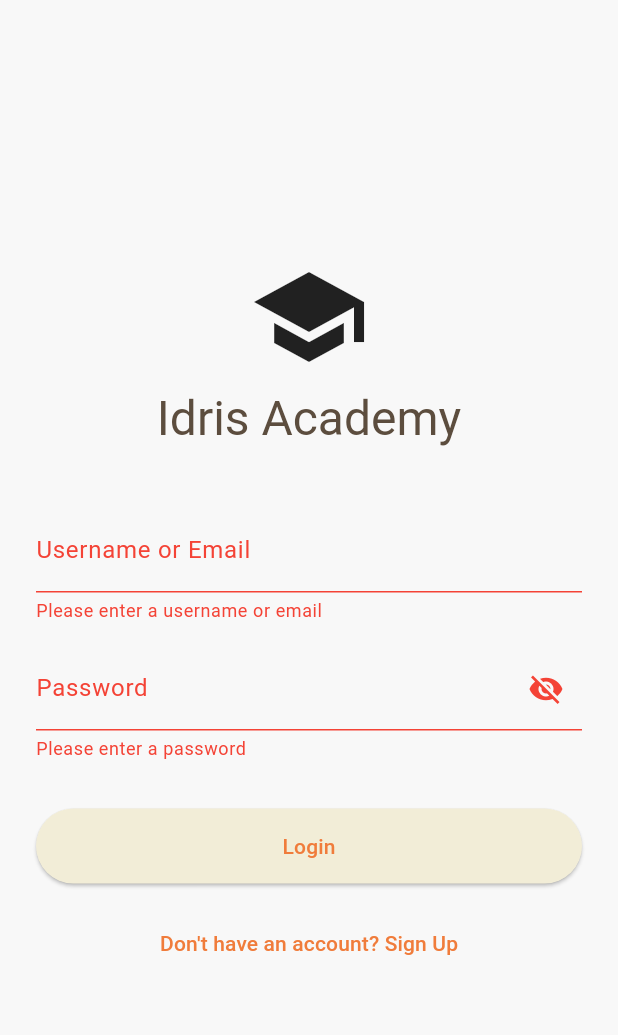
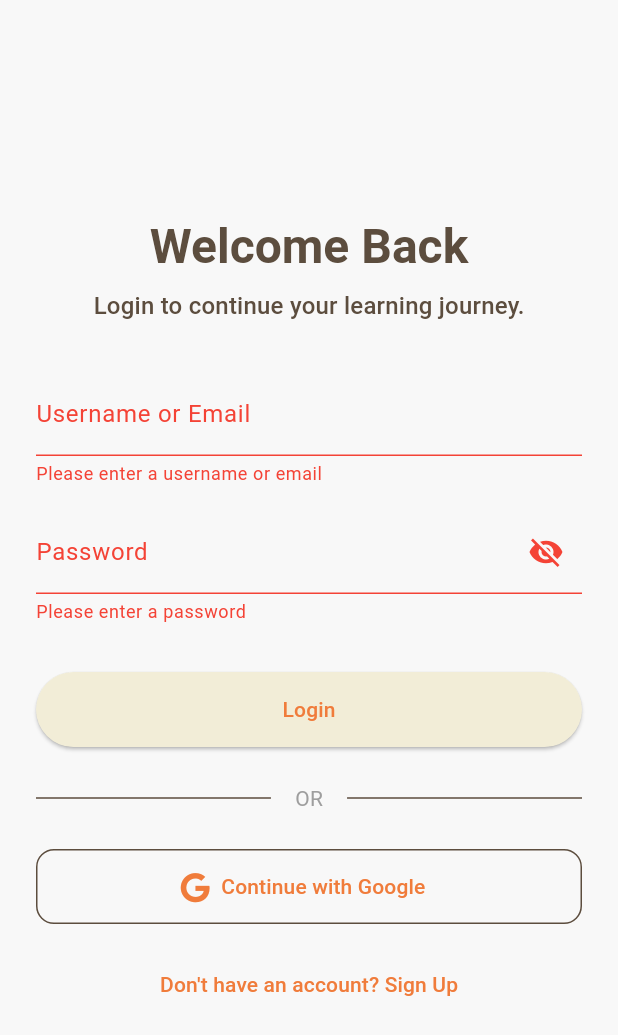
Before and after one commit to Daveralphy/idris_academy, a Flutter app: the screen it shows after launch, after a tap on "Login", on a phone screen of 412 x 824 dp. Shown: the top 1035 px of the screen. Run offline on Flutter 3.47's test engine with Material 3 defaults, Android fonts, the phone set to English and light mode, and no system bars; our stand-ins replace connectivity_plus, font_awesome_flutter, image_picker, intl_phone_field, permission_handler, shared_preferences and 2 more; missing offline and left inert: flutter_quill, flutter_quill_extensions; accounts and stored records are empty.

Commit message:
New commit

```diff
--- a/lib/login_page.dart
+++ b/lib/login_page.dart
@@ -1,4 +1,6 @@
+import 'dart:io';
 import 'package:flutter/material.dart';
+import 'package:font_awesome_flutter/font_awesome_flutter.dart';
 import 'package:idris_academy/services/user_service.dart';
 import 'package:idris_academy/signup_page.dart';
 import 'package:provider/provider.dart';
@@ -48,6 +50,22 @@ class _LoginPageState extends State<LoginPage> {
     }
   }
 
+  // Placeholder for Google Sign-In logic
+  Future<void> _handleGoogleSignIn() async {
+    // TODO: Implement full Google Sign-In logic using the 'google_sign_in' package.
+    ScaffoldMessenger.of(context).showSnackBar(
+      const SnackBar(content: Text('Google Sign-In is not yet implemented.')),
+    );
+  }
+
+  // Placeholder for Apple Sign-In logic
+  Future<void> _handleAppleSignIn() async {
+    // TODO: Implement full Apple Sign-In logic using the 'sign_in_with_apple' package.
+    ScaffoldMessenger.of(context).showSnackBar(
+      const SnackBar(content: Text('Apple Sign-In is not yet implemented.')),
+    );
+  }
+
   @override
   Widget build(BuildContext context) {
     return Scaffold(
@@ -59,10 +77,16 @@ class _LoginPageState extends State<LoginPage> {
             child: Column(
               mainAxisAlignment: MainAxisAlignment.center,
               children: [
-                const Icon(Icons.school, size: 80),
+                Text(
+                  'Welcome Back',
+                  style: Theme.of(context).textTheme.headlineLarge?.copyWith(fontWeight: FontWeight.bold),
+                ),
                 const SizedBox(height: 8),
-                Text('Idris Academy', style: Theme.of(context).textTheme.headlineLarge),
-                const SizedBox(height: 40),
+                Text(
+                  'Login to continue your learning journey.',
+                  style: Theme.of(context).textTheme.titleMedium,
+                ),
+                const SizedBox(height: 32),
                 TextFormField(
                   controller: _emailController,
                   decoration: const InputDecoration(labelText: 'Username or Email'),
@@ -89,6 +113,16 @@ class _LoginPageState extends State<LoginPage> {
                         style: ElevatedButton.styleFrom(minimumSize: const Size(double.infinity, 50)),
                         child: const Text('Login'),
                       ),
+                const SizedBox(height: 24),
+                _buildSocialDivider(),
+                const SizedBox(height: 24),
+                // Google Sign-In Button
+                _buildGoogleButton(),
+                // Apple Sign-In Button (only shown on Apple platforms)
+                if (Platform.isIOS || Platform.isMacOS) ...[
+                  const SizedBox(height: 16),
+                  _buildAppleButton(),
+                ],
                 const SizedBox(height: 16),
                 TextButton(
                   onPressed: () {
@@ -104,4 +138,47 @@ class _LoginPageState extends State<LoginPage> {
       ),
     );
   }
+
+  Widget _buildSocialDivider() {
+    return const Row(
+      children: [
+        Expanded(child: Divider()),
+        Padding(
+          padding: EdgeInsets.symmetric(horizontal: 16),
+          child: Text('OR', style: TextStyle(color: Colors.grey)),
+        ),
+        Expanded(child: Divider()),
+      ],
+    );
+  }
+
+  Widget _buildGoogleButton() {
+    return OutlinedButton.icon(
+      onPressed: _handleGoogleSignIn,
+      icon: const FaIcon(FontAwesomeIcons.google, size: 20.0),
+      label: const Text('Continue with Google'),
+      style: OutlinedButton.styleFrom(
+        minimumSize: const Size(double.infinity, 50),
+        shape: RoundedRectangleBorder(
+          borderRadius: BorderRadius.circular(12),
+        ),
+      ),
+    );
+  }
+
+  Widget _buildAppleButton() {
+    return ElevatedButton.icon(
+      onPressed: _handleAppleSignIn,
+      icon: const Icon(Icons.apple, color: Colors.white),
+      label: const Text('Continue with Apple'),
+      style: ElevatedButton.styleFrom(
+        minimumSize: const Size(double.infinity, 50),
+        backgroundColor: Colors.black,
+        foregroundColor: Colors.white,
+        shape: RoundedRectangleBorder(
+          borderRadius: BorderRadius.circular(12),
+        ),
+      ),
+    );
+  }
 }
--- a/lib/main.dart
+++ b/lib/main.dart
@@ -2,6 +2,7 @@
 
 import 'package:flutter/material.dart';
 import 'package:idris_academy/app_themes.dart';
+import 'package:idris_academy/splash_screen_page.dart';
 import 'package:idris_academy/no_internet_page.dart';
 import 'package:idris_academy/dashboard_page.dart';
 import 'package:idris_academy/faqs_page.dart';
@@ -70,8 +71,8 @@ class MyApp extends StatelessWidget {
             Locale('en'), // English
             // Add other locales your app supports here
           ],
-          // The app now starts directly at the AppRoot after the native splash.
-          home: const AppRoot(),
+          // The app now starts with our custom Flutter splash screen, which will then navigate to the AppRoot.
+          home: const SplashScreenPage(),
         );
       },
     );
--- /dev/null
+++ b/lib/splash_screen_page.dart
@@ -0,0 +1,37 @@
+import 'dart:async';
+import 'package:flutter/material.dart';
+import 'package:idris_academy/main.dart'; // To access AppRoot
+
+class SplashScreenPage extends StatefulWidget {
+  const SplashScreenPage({super.key});
+
+  @override
+  State<SplashScreenPage> createState() => _SplashScreenPageState();
+}
+
+class _SplashScreenPageState extends State<SplashScreenPage> {
+  @override
+  void initState() {
+    super.initState();
+    // Navigate to the main app after a 3-second delay.
+    Timer(const Duration(seconds: 3), () {
+      if (mounted) {
+        Navigator.of(context).pushReplacement(
+          MaterialPageRoute(builder: (context) => const AppRoot()),
+        );
+      }
+    });
+  }
+
+  @override
+  Widget build(BuildContext context) {
+    // This Scaffold now displays your simple logo centered on a white background.
+    // This creates a seamless transition from the native splash screen.
+    return Scaffold(
+      backgroundColor: Colors.white,
+      body: Center(
+        child: Image.asset('assets/icon/idris_academy_logo.png'),
+      ),
+    );
+  }
+}
```
Also changed, not shown: pubspec.yaml (+20 -7 lines), assets/icon/idris_academy_logo.png (added), assets/icon/idris_academy_logo1.png (added), assets/icon/idris_academy_logo2.png (added), assets/icon/idris_academy_logo_background.png (added), assets/icon/idris_academy_splash_composite.png (added).
